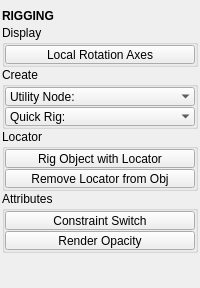
This is tentacle/ui/rigging.ui in m3trik/tentacle as Qt 5 draws it before an edit. The edited form follows.
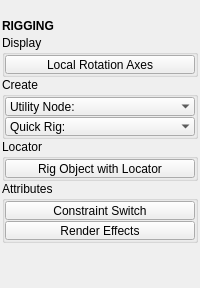
This is the edited form. Custom widgets are drawn as their Qt base class.

What changed in the file:
```diff
--- a/tentacle/ui/rigging.ui
+++ b/tentacle/ui/rigging.ui
@@ -268,31 +268,6 @@
            </property>
           </widget>
          </item>
-         <item>
-          <widget class="QPushButton" name="b003">
-           <property name="minimumSize">
-            <size>
-             <width>0</width>
-             <height>19</height>
-            </size>
-           </property>
-           <property name="maximumSize">
-            <size>
-             <width>16777215</width>
-             <height>19</height>
-            </size>
-           </property>
-           <property name="toolTip">
-            <string>Remove locators from the selected object(s).</string>
-           </property>
-           <property name="text">
-            <string>Remove Locator from Obj</string>
-           </property>
-           <property name="checkable">
-            <bool>false</bool>
-           </property>
-          </widget>
-         </item>
         </layout>
        </widget>
       </item>
@@ -343,7 +318,7 @@
 Create, keyframe-fade, and remove per-object opacity controllers.</string>
            </property>
            <property name="text">
-            <string>Render Opacity</string>
+            <string>Render Effects</string>
            </property>
           </widget>
          </item>
```
Left out of the diff: 5 changed lines with no effect on the pictures.
